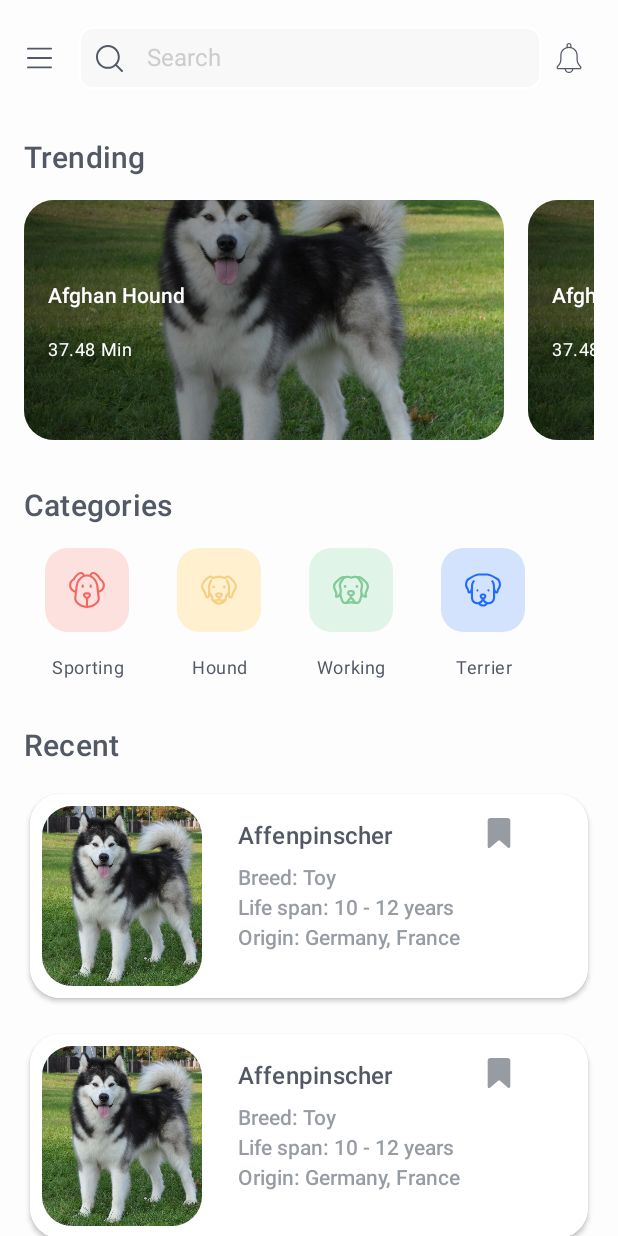
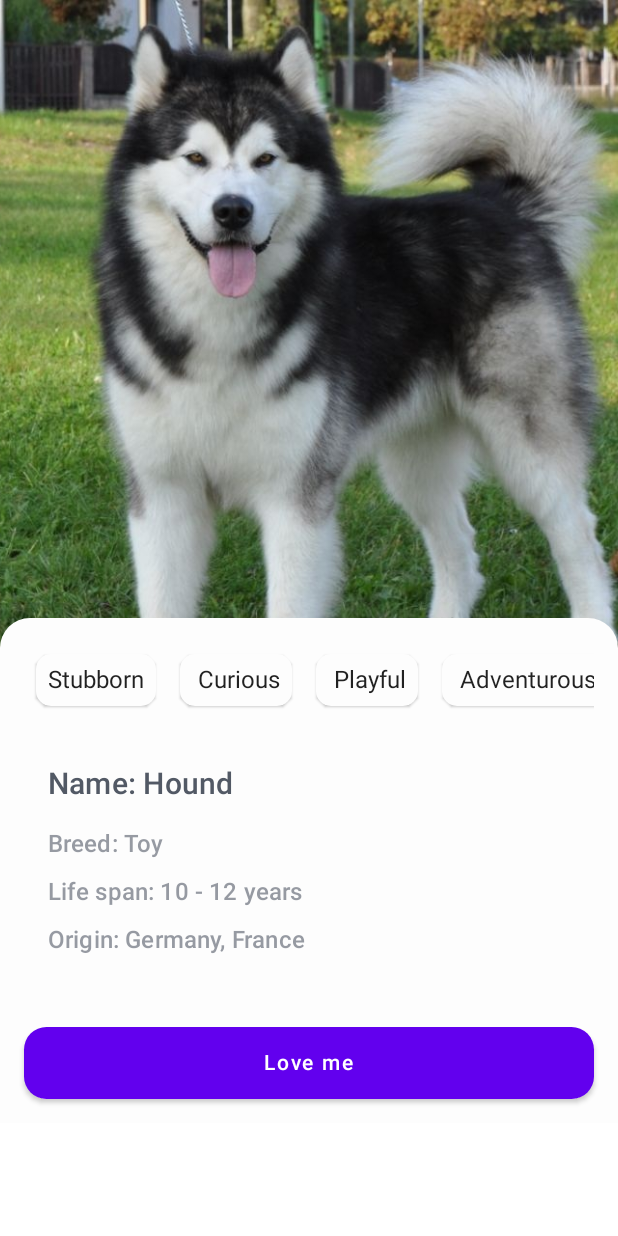
Before and after one commit to worstkiller/doggo_jetpack_compose_challenge_one, an Android app built with Jetpack Compose: the screen it shows after launch (MainActivity), on a phone screen of 412 x 824 dp. Run offline under Robolectric (Android 15) with nearby library versions, the phone set to English and light mode, and no system bars.

Commit message:
feat: added the DetailsComponent.kt

```diff
--- a/app/src/main/java/com/vikas/doggoadoption/MainActivity.kt
+++ b/app/src/main/java/com/vikas/doggoadoption/MainActivity.kt
@@ -12,6 +12,7 @@ import androidx.compose.runtime.Composable
 import androidx.compose.ui.Modifier
 import androidx.compose.ui.graphics.Color
 import androidx.compose.ui.tooling.preview.Preview
+import com.vikas.doggoadoption.ui.components.DetailsComponent
 import com.vikas.doggoadoption.ui.components.HomeComponent
 import com.vikas.doggoadoption.ui.theme.DoggoAdoptionTheme
 import com.vikas.doggoadoption.ui.theme.backGroundColor
@@ -24,7 +25,7 @@ class MainActivity : AppCompatActivity() {
                 // A surface container using the 'background' color from the theme
                 Surface(color = backGroundColor) {
                     Column {
-                        HomeComponent()
+                        DetailsComponent()
                     }
                 }
             }
--- /dev/null
+++ b/app/src/main/java/com/vikas/doggoadoption/ui/components/DetailsComponent.kt
@@ -0,0 +1,145 @@
+package com.vikas.doggoadoption.ui.components
+
+import androidx.compose.foundation.Image
+import androidx.compose.foundation.background
+import androidx.compose.foundation.layout.*
+import androidx.compose.foundation.lazy.LazyRow
+import androidx.compose.foundation.lazy.items
+import androidx.compose.foundation.shape.RoundedCornerShape
+import androidx.compose.material.*
+import androidx.compose.material.icons.Icons
+import androidx.compose.material.icons.rounded.ArrowBack
+import androidx.compose.material.icons.rounded.Build
+import androidx.compose.runtime.Composable
+import androidx.compose.ui.Alignment
+import androidx.compose.ui.Modifier
+import androidx.compose.ui.graphics.Color
+import androidx.compose.ui.layout.ContentScale
+import androidx.compose.ui.res.painterResource
+import androidx.compose.ui.res.stringResource
+import androidx.compose.ui.text.font.FontWeight
+import androidx.compose.ui.text.style.TextOverflow
+import androidx.compose.ui.tooling.preview.Preview
+import androidx.compose.ui.unit.dp
+import androidx.compose.ui.unit.sp
+import com.vikas.doggoadoption.R
+import com.vikas.doggoadoption.ui.theme.DoggoAdoptionTheme
+import com.vikas.doggoadoption.ui.theme.Typography
+import com.vikas.doggoadoption.ui.theme.iconTintColor
+
+@Composable
+fun DetailsComponent() {
+
+    val temperament = "Stubborn, Curious, Playful, Adventurous, Active, Fun-loving".split(",")
+
+    Column(modifier = Modifier.fillMaxWidth()) {
+
+        Box(contentAlignment = Alignment.BottomCenter) {
+
+            Image(
+                alignment = Alignment.TopCenter,
+                painter = painterResource(id = R.drawable.sample_image_dog),
+                contentDescription = "full screen details",
+                modifier = Modifier
+                    .fillMaxWidth()
+                    .fillMaxHeight(.60f),
+                contentScale = ContentScale.Crop,
+            )
+
+            Icon(
+                imageVector = Icons.Rounded.ArrowBack,
+                contentDescription = "back",
+                tint = Color.White
+            )
+
+            Box(
+                contentAlignment = Alignment.CenterStart,
+                modifier = Modifier
+                    .fillMaxWidth()
+                    .wrapContentHeight()
+                    .background(
+                        shape = RoundedCornerShape(topStart = 20.dp, topEnd = 20.dp),
+                        color = MaterialTheme.colors.background
+                    )
+            ) {
+
+                LazyRow(
+                    horizontalArrangement = Arrangement.SpaceAround,
+                    modifier = Modifier.padding(16.dp)
+                ) {
+                    items(temperament) {
+                        Card(shape = RoundedCornerShape(10.dp), modifier = Modifier.padding(8.dp)) {
+                            Text(text = it, modifier = Modifier.padding(8.dp))
+                        }
+                    }
+                }
+            }
+        }
+
+        Column(
+            modifier = Modifier
+                .fillMaxWidth()
+                .padding(start = 16.dp, end = 16.dp)
+        ) {
+
+            Text(
+                text = "Name: Hound",
+                color = iconTintColor,
+                style = Typography.h6,
+                modifier = Modifier.padding(16.dp)
+            )
+
+            Text(
+                text = "Breed: Toy",
+                style = Typography.subtitle2.copy(
+                    fontWeight = FontWeight.SemiBold,
+                    fontSize = 16.sp
+                ),
+                color = iconTintColor.copy(alpha = 0.6f),
+                modifier = Modifier.padding(start = 16.dp),
+            )
+
+            Text(
+                text = "Life span: 10 - 12 years",
+                style = Typography.subtitle2.copy(
+                    fontWeight = FontWeight.SemiBold,
+                    fontSize = 16.sp
+                ),
+                color = iconTintColor.copy(alpha = 0.6f),
+                modifier = Modifier.padding(start = 16.dp, top = 8.dp),
+            )
+
+            Text(
+                text = "Origin: Germany, France",
+                style = Typography.subtitle2.copy(
+                    fontWeight = FontWeight.SemiBold,
+                    fontSize = 16.sp
+                ),
+                color = iconTintColor.copy(alpha = 0.6f),
+                modifier = Modifier.padding(start = 16.dp, top = 8.dp),
+                overflow = TextOverflow.Ellipsis,
+                maxLines = 1
+            )
+        }
+
+        Spacer(modifier = Modifier.size(30.dp))
+
+        Button(
+            onClick = { }, modifier = Modifier
+                .fillMaxWidth()
+                .padding(16.dp),
+            shape = RoundedCornerShape(15.dp)
+        ) {
+            Text(text = stringResource(R.string.button_love_me), modifier = Modifier.padding(8.dp))
+        }
+    }
+
+}
+
+@Preview(showBackground = true, showSystemUi = true)
+@Composable
+fun DetailsComponentPreview() {
+    DoggoAdoptionTheme {
+        DetailsComponent()
+    }
+}
--- a/app/src/main/java/com/vikas/doggoadoption/ui/components/HomeRecentSearch.kt
+++ b/app/src/main/java/com/vikas/doggoadoption/ui/components/HomeRecentSearch.kt
@@ -4,11 +4,13 @@ import androidx.compose.animation.animateColorAsState
 import androidx.compose.foundation.Image
 import androidx.compose.foundation.background
 import androidx.compose.foundation.clickable
+import androidx.compose.foundation.interaction.MutableInteractionSource
 import androidx.compose.foundation.layout.*
 import androidx.compose.foundation.shape.RoundedCornerShape
 import androidx.compose.material.Card
 import androidx.compose.material.Icon
 import androidx.compose.material.Text
+import androidx.compose.material.ripple.rememberRipple
 import androidx.compose.runtime.*
 import androidx.compose.ui.Alignment
 import androidx.compose.ui.Modifier
@@ -63,7 +65,11 @@ fun SearchItems() {
     Card(
         elevation = 2.dp,
         shape = RoundedCornerShape(20.dp),
-        modifier = Modifier.padding(4.dp)
+        modifier = Modifier
+            .clickable {
+
+            }
+            .padding(4.dp),
     ) {
         Row(
             modifier = Modifier
--- a/app/src/main/res/values/strings.xml
+++ b/app/src/main/res/values/strings.xml
@@ -3,4 +3,5 @@
     <string name="home_carousel_title">Trending</string>
     <string name="home_categories_title">Categories</string>
     <string name="home_recent_title">Recent</string>
+    <string name="button_love_me">Love me️</string>
 </resources>
```
